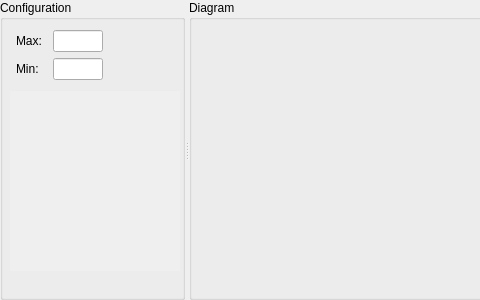
nlbtuyen/ConfigurationGCS, file src/AQLinechart.ui: the form before one commit; both pictures show x 0 to 480 and y 0 to 300 of the 700 by 300 pixel window.
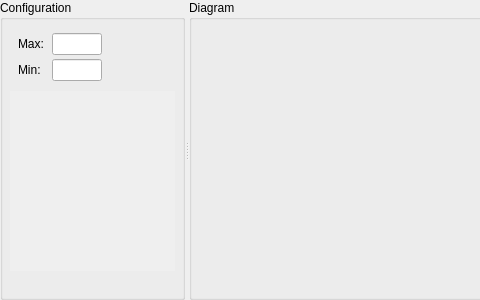
The form after the commit.

```diff
--- a/src/AQLinechart.ui
+++ b/src/AQLinechart.ui
@@ -82,6 +82,7 @@
       </property>
       <property name="font">
        <font>
+        <family>Arial</family>
         <pointsize>9</pointsize>
        </font>
       </property>
@@ -99,7 +100,7 @@
         <rect>
          <x>10</x>
          <y>91</y>
-         <width>170</width>
+         <width>165</width>
          <height>180</height>
         </rect>
        </property>
@@ -111,18 +112,19 @@
        </property>
        <property name="minimumSize">
         <size>
-         <width>170</width>
+         <width>165</width>
          <height>180</height>
         </size>
        </property>
        <property name="maximumSize">
         <size>
-         <width>170</width>
+         <width>165</width>
          <height>180</height>
         </size>
        </property>
        <property name="font">
         <font>
+         <family>Arial</family>
          <pointsize>9</pointsize>
         </font>
        </property>
@@ -160,23 +162,26 @@
          <rect>
           <x>0</x>
           <y>0</y>
-          <width>158</width>
+          <width>153</width>
           <height>168</height>
          </rect>
         </property>
         <zorder></zorder>
        </widget>
       </widget>
-      <widget class="QWidget" name="">
+      <widget class="QWidget" name="layoutWidget">
        <property name="geometry">
         <rect>
          <x>15</x>
          <y>30</y>
          <width>90</width>
-         <height>52</height>
+         <height>54</height>
         </rect>
        </property>
        <layout class="QVBoxLayout" name="verticalLayout">
+        <property name="spacing">
+         <number>1</number>
+        </property>
         <item>
          <layout class="QHBoxLayout" name="horizontalLayout_2">
           <item>
@@ -195,6 +200,7 @@
             </property>
             <property name="font">
              <font>
+              <family>Arial</family>
               <pointsize>9</pointsize>
              </font>
             </property>
@@ -219,6 +225,7 @@
             </property>
             <property name="font">
              <font>
+              <family>Arial</family>
               <pointsize>9</pointsize>
              </font>
             </property>
@@ -247,6 +254,7 @@
             </property>
             <property name="font">
              <font>
+              <family>Arial</family>
               <pointsize>9</pointsize>
              </font>
             </property>
@@ -271,6 +279,7 @@
             </property>
             <property name="font">
              <font>
+              <family>Arial</family>
               <pointsize>9</pointsize>
              </font>
             </property>
```
Left out of the diff: 2 changed lines with no effect on the pictures.
